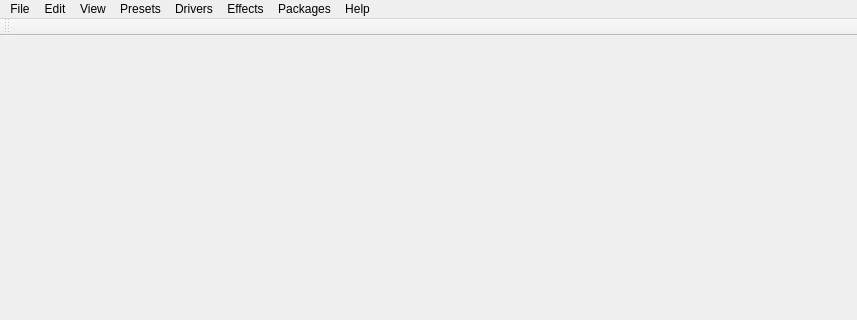
First picture: the form in src/gnuitar-qt/main-window.ui, repository hermeszhang/gnu-guitar-gui, before the edit; both pictures show x 0 to 857 and y 0 to 320 of the 857 by 618 pixel window.
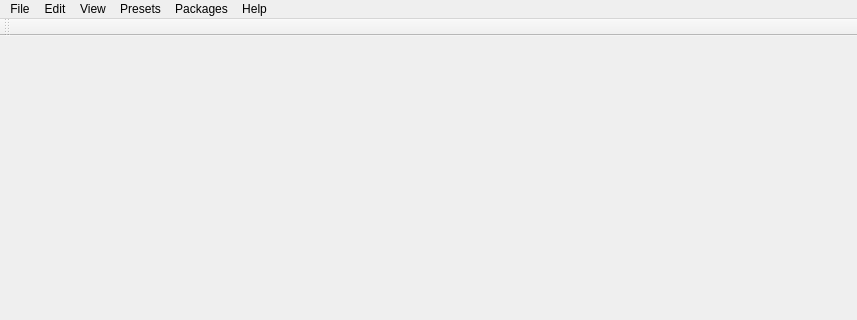
Second picture: the form after the edit.

Commit message: Added effect and driver selection through packages menu

```diff
--- a/src/gnuitar-qt/main-window.ui
+++ b/src/gnuitar-qt/main-window.ui
@@ -65,11 +65,6 @@
      <string>Presets</string>
     </property>
    </widget>
-   <widget class="QMenu" name="menu_effects">
-    <property name="title">
-     <string>Effects</string>
-    </property>
-   </widget>
    <widget class="QMenu" name="menu_packages">
     <property name="title">
      <string>Packages</string>
@@ -83,17 +78,10 @@
     <addaction name="report_an_issue"/>
     <addaction name="view_documentation"/>
    </widget>
-   <widget class="QMenu" name="menuDrivers">
-    <property name="title">
-     <string>Drivers</string>
-    </property>
-   </widget>
    <addaction name="menu_file"/>
    <addaction name="menu_edit"/>
    <addaction name="menu_view"/>
    <addaction name="menu_presets"/>
-   <addaction name="menuDrivers"/>
-   <addaction name="menu_effects"/>
    <addaction name="menu_packages"/>
    <addaction name="menu_help"/>
   </widget>
```
Left out of the diff: 1 changed line with no effect on the pictures. The commit also changes 2 other files.
